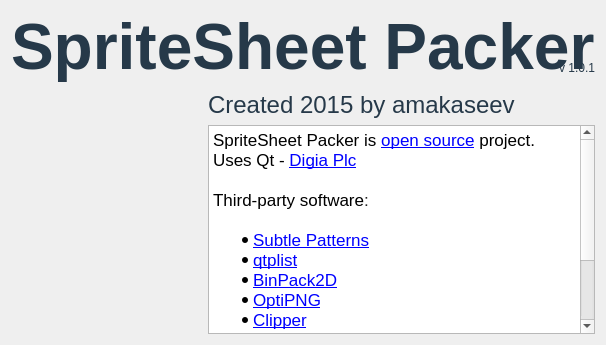
Above: SpriteSheetPacker/AboutDialog.ui from amakaseev/sprite-sheet-packer before the change. Below: the same form after it.
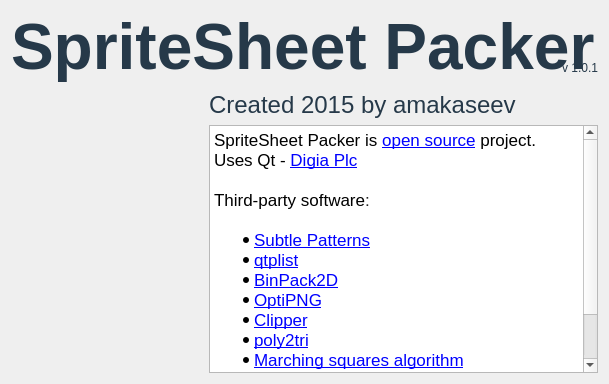
That is the form after the change. Icons and pictures are not drawn.

The edit to the form file:
```diff
--- a/SpriteSheetPacker/AboutDialog.ui
+++ b/SpriteSheetPacker/AboutDialog.ui
@@ -6,8 +6,8 @@
    <rect>
     <x>0</x>
     <y>0</y>
-    <width>601</width>
-    <height>345</height>
+    <width>609</width>
+    <height>384</height>
    </rect>
   </property>
   <property name="windowTitle">
```
